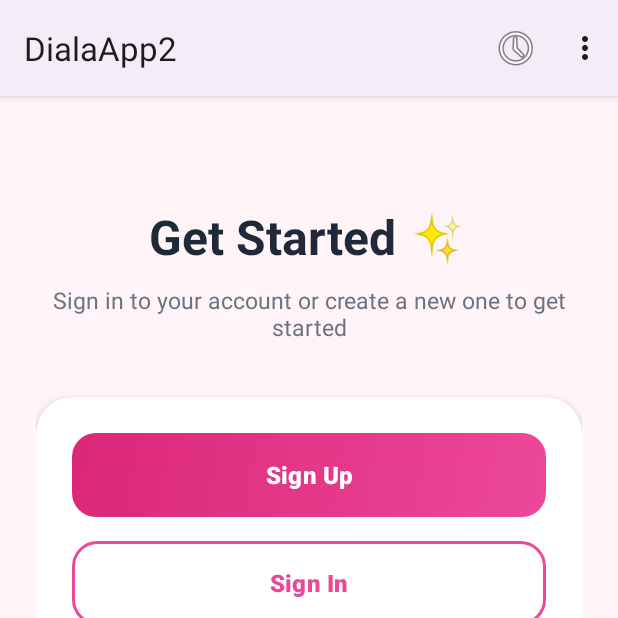
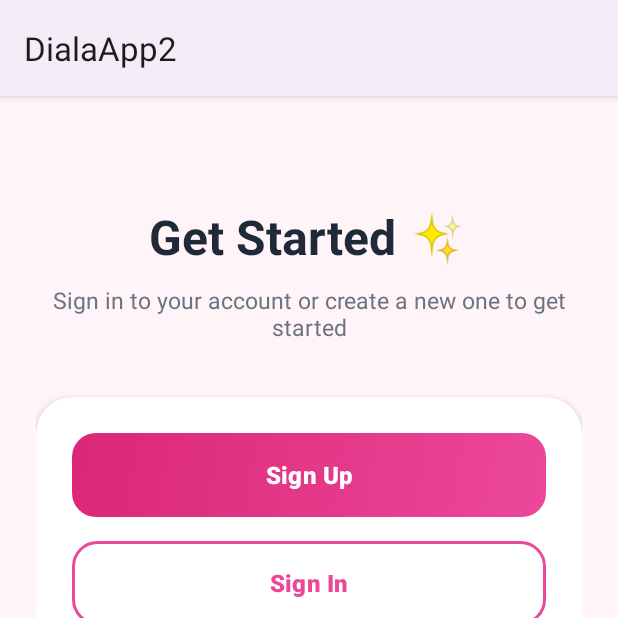
Before and after one commit to bdiala2009-lab/DialaApp2, an Android app built with Jetpack Compose: the screen it shows after launch (MainActivity), on a phone screen of 412 x 824 dp, the top half of it. Run offline under Robolectric (Android 15) with nearby library versions, the phone set to English and light mode, and no system bars; our stand-ins replace Room's generated code.

Commit message:
]ךפםםלthgb fd

```diff
--- a/app/src/main/AndroidManifest.xml
+++ b/app/src/main/AndroidManifest.xml
@@ -38,7 +38,7 @@
             android:exported="false"
             android:windowSoftInputMode="adjustResize" />
         <activity
-            android:name=".viewPkg.settings"
+            android:name=".viewPkg.Settings"
             android:exported="false"
             android:windowSoftInputMode="adjustResize" />
         <activity
@@ -53,6 +53,10 @@
             android:name=".viewPkg.SignOut"
             android:exported="false"
             android:windowSoftInputMode="adjustResize" />
+        <activity
+            android:name=".viewPkg.MainActivity2"
+            android:exported="false"
+            android:windowSoftInputMode="adjustResize" />
     </application>
 
 </manifest>
--- a/app/src/main/java/diala/b/dialaapp/viewPkg/MainActivity.java
+++ b/app/src/main/java/diala/b/dialaapp/viewPkg/MainActivity.java
@@ -1,8 +1,8 @@
 package diala.b.dialaapp.viewPkg;
 
+import android.content.DialogInterface;
 import android.content.Intent;
 import android.os.Bundle;
-import android.provider.Settings;
 import android.view.Menu;
 import android.view.MenuItem;
 import android.view.View;
@@ -10,6 +10,7 @@ import android.widget.Button;
 import android.widget.Toast;
 
 import androidx.activity.EdgeToEdge;
+import androidx.appcompat.app.AlertDialog;
 import androidx.appcompat.app.AppCompatActivity;
 import androidx.core.graphics.Insets;
 import androidx.core.view.ViewCompat;
@@ -73,7 +74,7 @@ public class MainActivity extends AppCompatActivity {
         });
 
     }
-
+    /**
     @Override  //بناء قائمة
     public boolean onCreateOptionsMenu(Menu menu) {
         getMenuInflater().inflate(R.menu.main_menu, menu);
@@ -81,16 +82,15 @@ public class MainActivity extends AppCompatActivity {
     }
 
     @Override//معالجة حدث اختيار عنصر من القائمة
-    public boolean onOptionsItemSelected(MenuItem item) {
-        if (item.getItemId() == R.id.itemSettings) {
+   public boolean onOptionsItemSelected(MenuItem item) {
+    if (item.getItemId() == R.id.itemSettings) {
            Toast.makeText(this, "Settings", Toast.LENGTH_SHORT).show();
             Intent i = new Intent(MainActivity.this, Settings.class);
             startActivity(i);
         }
 
-
         if (item.getItemId() == R.id.itemSignOut) {
-           Toast.makeText(this, "Settings", Toast.LENGTH_SHORT).show();
+           Toast.makeText(this, "SignOut", Toast.LENGTH_SHORT).show();
         Intent i = new Intent(MainActivity.this, SignOut.class);
         startActivity(i);
     }
@@ -103,4 +103,35 @@ public class MainActivity extends AppCompatActivity {
 
         return true;
     }
+    public void showYesNoDialog(){
+
+        //تجهيز بناء شباك ديالوج ستلقى برامت مؤشلا للنشاط (اكتيفيتي)الحالي
+        AlertDialog.Builder builder = new AlertDialog.Builder(this);
+        builder.setTitle("Log out");//تحديد العنوان
+        builder.setMessage("Are you sure?");//تحديد فحوى شباك الحوار
+        //النص على الزر ومعالج الحدث
+        builder.setPositiveButton("Yes", new DialogInterface.OnClickListener() {
+            @Override
+            public void onClick(DialogInterface dialogInterface, int i) {
+                //معالجة خدث للموافقة
+                Toast.makeText(MainActivity.this, "Signing out", Toast.LENGTH_SHORT).show();
+                Intent intent = new Intent(MainActivity.this, SignInActivity.class);
+                startActivity(intent);
+                finish();
+            }
+        });
+        //النص على الزر ومعالج الحدث
+        builder.setNegativeButton("No", new DialogInterface.OnClickListener() {
+            @Override
+            public void onClick(DialogInterface dialogInterface, int i) {
+                //معالجة خدث للموافقة
+                Toast.makeText(MainActivity.this, "Signing out", Toast.LENGTH_SHORT).show();
+                dialogInterface.dismiss();
+            }
+
+        });
+        AlertDialog dialog = builder.create();
+        dialog.show();
+    }
+*/
 }
--- a/app/src/main/java/diala/b/dialaapp/viewPkg/settings.java
+++ b/app/src/main/java/diala/b/dialaapp/viewPkg/Settings.java
@@ -10,7 +10,7 @@ import androidx.core.view.WindowInsetsCompat;
 
 import diala.b.dialaapp.R;
 
-public class settings extends AppCompatActivity {
+public class Settings extends AppCompatActivity {
 
     @Override
     protected void onCreate(Bundle savedInstanceState) {
--- a/app/src/main/java/diala/b/dialaapp/viewPkg/SignUpActivity.java
+++ b/app/src/main/java/diala/b/dialaapp/viewPkg/SignUpActivity.java
@@ -55,6 +55,9 @@ public class SignUpActivity extends AppCompatActivity {
             Intent intent = new Intent(SignUpActivity.this, SignInActivity.class);
             startActivity(intent);
         });
+        btnSignUp.setOnClickListener(view -> {
+            Intent intent = new Intent(s)
+        });
     }
         private void signUpUser () {
             String fullName = etFullName.getText().toString().trim();
--- a/app/src/main/res/layout/activity_settings.xml
+++ b/app/src/main/res/layout/activity_settings.xml
@@ -5,6 +5,6 @@
     android:id="@+id/main"
     android:layout_width="match_parent"
     android:layout_height="match_parent"
-    tools:context=".viewPkg.settings">
+    tools:context=".viewPkg.Settings">
 
 </androidx.constraintlayout.widget.ConstraintLayout>
```
Also changed, not shown: app/src/main/java/diala/b/dialaapp/viewPkg/MainActivity2.java (added, +90 -0 lines), app/src/main/java/diala/b/dialaapp/viewPkg/SignInActivity.java (+19 -9 lines), app/src/main/res/layout/activity_main2.xml (added, +10 -0 lines).
